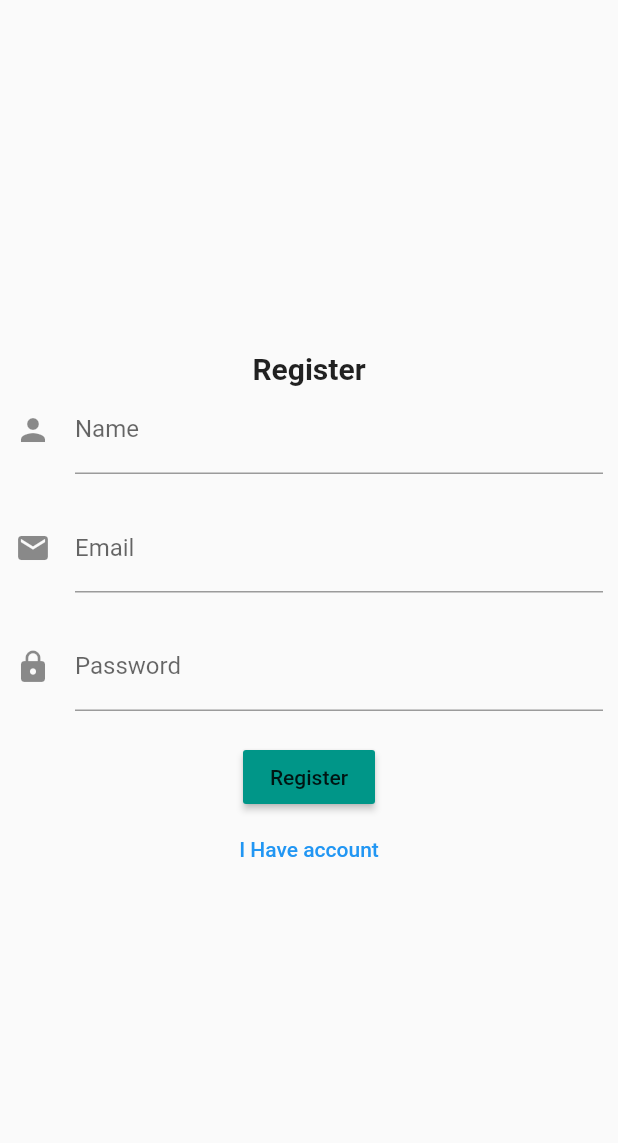
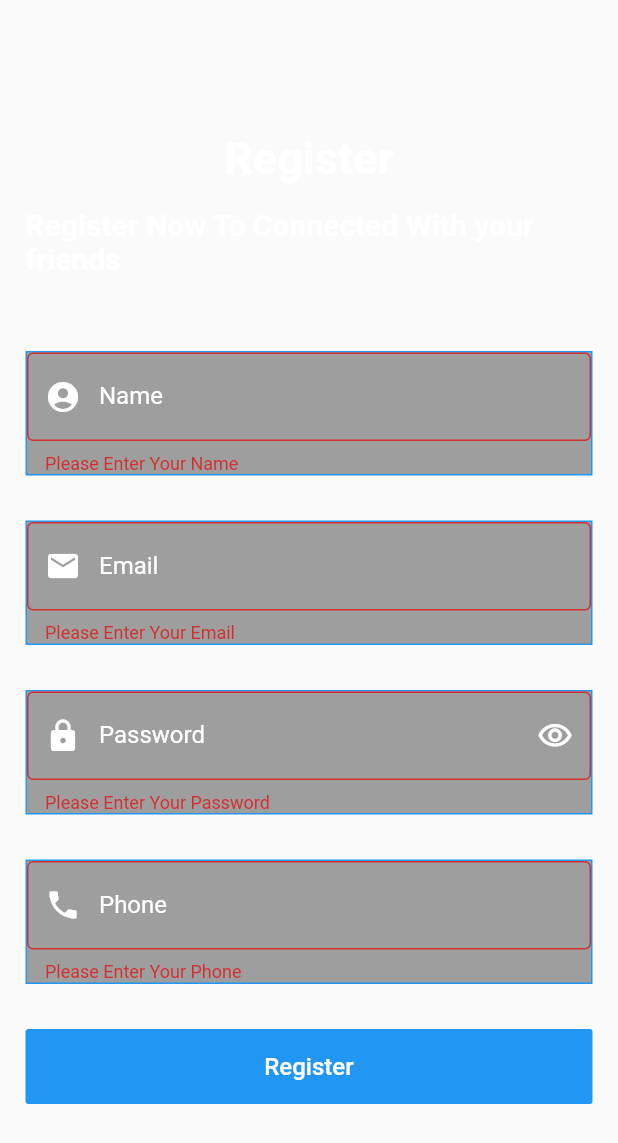
Before and after one commit to MohamedHussein21/firebase_session, a Flutter app: the screen it shows after launch, after a tap on "Register", on a phone screen of 412 x 824 dp. Shown: the top 1143 px of the screen. Run offline on Flutter 3.47's test engine with Material 2 defaults, Android fonts, the phone set to English and light mode, and no system bars; our stand-ins replace cloud_firestore, firebase_auth, firebase_core; accounts and stored records are empty.

```diff
--- /dev/null
+++ b/lib/componant.dart
@@ -0,0 +1,114 @@
+import 'package:flutter/material.dart';
+
+Widget defaultFormField({
+  required TextEditingController controller,
+  required TextInputType type,
+  ValueChanged? onSubmit,
+  ValueChanged? onChange,
+  GestureTapCallback? onTap,
+  bool isPassword = false,
+  required FormFieldValidator validate,
+  required String label,
+  required IconData prefix,
+  IconData? suffix,
+  VoidCallback? suffixPressed,
+  bool isClickable = true,
+}) =>
+    Container(
+      decoration: BoxDecoration(
+          color: Colors.grey, border: Border.all(color: Colors.blue)),
+      child: TextFormField(
+        style: TextStyle(color: Colors.white),
+        controller: controller,
+        keyboardType: type,
+        obscureText: isPassword,
+        enabled: isClickable,
+        onFieldSubmitted: onSubmit,
+        onChanged: onChange,
+        onTap: onTap,
+        validator: validate,
+        decoration: InputDecoration(
+          // contentPadding: EdgeInsets.symmetric(horizontal: 20),
+          labelText: label,
+          labelStyle: TextStyle(color: Colors.white),
+          prefixIcon: Icon(
+            prefix,
+            color: Colors.white,
+          ),
+          suffixIcon: suffix != null
+              ? IconButton(
+                  onPressed: suffixPressed,
+                  icon: Icon(
+                    suffix,
+                    color: Colors.white,
+                  ),
+                )
+              : null,
+          border: OutlineInputBorder(),
+        ),
+      ),
+    );
+
+void navigateTo(context, widget) => Navigator.push(
+      context,
+      MaterialPageRoute(
+        builder: (context) => widget,
+      ),
+    );
+
+
+
+void navigateAndFinish(
+  context,
+  widget,
+) =>
+    Navigator.pushAndRemoveUntil(
+      context,
+      MaterialPageRoute(
+        builder: (context) => widget,
+      ),
+      (route) {
+        return false;
+      },
+    );
+
+
+
+Widget defaultTextButton({
+  required VoidCallback function,
+  required String text,
+}) =>
+    TextButton(
+      onPressed: function,
+      child: Text(
+        text.toUpperCase(),style: TextStyle(color: Colors.teal),
+      ),
+    );
+
+Widget defaultButton({
+  double width = double.infinity,
+  Color background = Colors.blue,
+  bool isUpperCase = true,
+  double radius = 3.0,
+  required VoidCallback function,
+  required String text,
+}) =>
+    Container(
+      width: width,
+      height: 40.0,
+      child: MaterialButton(
+        onPressed: function,
+        child: Text(
+          isUpperCase ? text.toUpperCase() : text,
+          style: TextStyle(
+            color: Colors.white,
+          ),
+        ),
+      ),
+      decoration: BoxDecoration(
+        borderRadius: BorderRadius.circular(
+          radius,
+        ),
+        color: background,
+      ),
+    );
--- a/lib/home.dart
+++ b/lib/home.dart
@@ -1,5 +1,5 @@
 import 'package:firebase_auth/firebase_auth.dart';
-import 'package:firebase_session/login.dart';
+import 'package:firebase_session/register.dart';
 import 'package:flutter/material.dart';
 
 
@@ -19,7 +19,7 @@ class _HomeScreenState extends State<HomeScreen> {
 
     firebaseAuth.authStateChanges().listen((User? user) {
       if(user==null){
-        Navigator.push(context, MaterialPageRoute(builder: (context)=>LoginScreen()));
+        Navigator.pushReplacement(context, MaterialPageRoute(builder: (context)=> RegisterScreen()));
       }
       else {
       }
--- a/lib/login.dart
+++ /dev/null
@@ -1,98 +0,0 @@
-import 'package:firebase_auth/firebase_auth.dart';
-import 'package:firebase_session/register.dart';
-import 'package:flutter/material.dart';
-
-import 'home.dart';
-
-class LoginScreen extends StatefulWidget {
-  const LoginScreen({Key? key}) : super(key: key);
-
-  @override
-  State<LoginScreen> createState() => _LoginScreenState();
-}
-
-class _LoginScreenState extends State<LoginScreen> {
-  String? email, password;
-  FirebaseAuth firebaseAuth = FirebaseAuth.instance;
-
-  @override
-  Widget build(BuildContext context) {
-    return Scaffold(
-      body: Padding(
-        padding: const EdgeInsets.all(10.0),
-        child: Center(
-          child: Column(
-            mainAxisAlignment: MainAxisAlignment.center,
-            children: [
-              const Text(
-                ' Login ',
-                style: TextStyle(fontWeight: FontWeight.bold, fontSize: 20),
-              ),
-              TextFormField(
-                decoration: const InputDecoration(
-                  icon: Icon(Icons.email),
-                  labelText: 'Email ',
-                ),
-                onChanged: (value) {
-                  setState(() {
-                    email = value;
-                  });
-                },
-                validator: (String? value) {
-                  return (value != null && value.contains('@'))
-                      ? 'Do not use the @ char.'
-                      : null;
-                },
-              ),
-              const SizedBox(
-                height: 20,
-              ),
-              TextFormField(
-                decoration: const InputDecoration(
-                  icon: Icon(Icons.lock),
-                  labelText: 'Password ',
-                ),
-                onChanged: (value) {
-                  setState(() {
-                    password = value;
-                  });
-                },
-                validator: (String? value) {
-                  return (value != null) ? 'اكتب ياعم ياسورد' : null;
-                },
-              ),
-              const SizedBox(
-                height: 20,
-              ),
-              MaterialButton(
-                onPressed: () async {
-                  try {
-                    UserCredential credential =
-                        await firebaseAuth.signInWithEmailAndPassword(
-                            email: email!, password: password!);
-                    Navigator.pushReplacement(context, MaterialPageRoute(builder: (context)=>HomeScreen()));
-
-                  } on FirebaseAuthException catch (e) {
-                    if (e.code == 'invalid-email') {
-                      //snackbar
-                    }
-                  }
-                },
-                color: Colors.teal,
-                child: const Text('Login'),
-              ),
-              TextButton(
-                  onPressed: () {
-                    Navigator.push(
-                        context,
-                        MaterialPageRoute(
-                            builder: (context) => const RegisterScreen()));
-                  },
-                  child: const Text('Register '))
-            ],
-          ),
-        ),
-      ),
-    );
-  }
-}
--- a/lib/main.dart
+++ b/lib/main.dart
@@ -1,10 +1,14 @@
 import 'package:firebase_core/firebase_core.dart';
 import 'package:firebase_session/home.dart';
+import 'package:firebase_session/provider.dart';
 import 'package:flutter/material.dart';
+import 'package:provider/provider.dart';
 
-void main() async{
-  WidgetsFlutterBinding.ensureInitialized(); //is used to interact with the Flutter engine
-  await Firebase.initializeApp(); // needs to call native code to initialize Firebase
+void main() async {
+  WidgetsFlutterBinding
+      .ensureInitialized(); //is used to interact with the Flutter engine
+  await Firebase
+      .initializeApp(); // needs to call native code to initialize Firebase
   runApp(const MyApp());
 }
 
@@ -19,7 +23,9 @@ class MyApp extends StatelessWidget {
       theme: ThemeData(
         primarySwatch: Colors.blue,
       ),
-      home: const HomeScreen(),
+      home: ChangeNotifierProvider(
+        create: (context)=>MyProvider(),
+          child: const HomeScreen()),
     );
   }
 }
--- /dev/null
+++ b/lib/provider.dart
@@ -0,0 +1,51 @@
+import 'package:cloud_firestore/cloud_firestore.dart';
+import 'package:firebase_auth/firebase_auth.dart';
+import 'package:firebase_session/users_model.dart';
+import 'package:flutter/material.dart';
+
+class MyProvider with ChangeNotifier {
+  void userRegister({
+    required String name,
+    required String email,
+    required String password,
+  }) {
+    FirebaseAuth.instance
+        .createUserWithEmailAndPassword(email: email, password: password)
+        .then((value) {
+      print('Error');
+      createUser(
+          name: name, email: email, password: password, uId: value.user!.uid);
+    }).catchError((error) {});
+    notifyListeners();
+  }
+
+  void createUser({
+    required String name,
+    required String email,
+    required String password,
+    required String uId,
+  }) {
+    print('create Erro');
+    UserModel userModel = UserModel(
+      name: name,
+      email: email,
+      password: password,
+      uId: uId,
+    );
+    FirebaseFirestore.instance
+        .collection('users')
+        .doc(uId)
+        .set(userModel.toMap());
+  }
+
+  bool isShowPass = true;
+
+  IconData suffix = Icons.visibility_outlined;
+
+  void changePassVisibility() {
+    isShowPass = !isShowPass;
+    suffix =
+        isShowPass ? Icons.visibility_off_outlined : Icons.visibility_outlined;
+    notifyListeners();
+  }
+}
--- a/lib/register.dart
+++ b/lib/register.dart
@@ -1,112 +1,168 @@
-import 'package:firebase_auth/firebase_auth.dart';
+
 import 'package:firebase_session/home.dart';
-import 'package:firebase_session/login.dart';
+import 'package:firebase_session/provider.dart';
 import 'package:flutter/material.dart';
+import 'package:provider/provider.dart';
 
-class RegisterScreen extends StatefulWidget {
-  const RegisterScreen({Key? key}) : super(key: key);
+import 'componant.dart';
 
-  @override
-  State<RegisterScreen> createState() => _RegisterScreenState();
-}
-
-class _RegisterScreenState extends State<RegisterScreen> {
-  String? name, email, password;
-  FirebaseAuth firebaseAuth = FirebaseAuth.instance;
+class RegisterScreen extends StatelessWidget {
+  var formKey = GlobalKey<FormState>();
+  var nameController = TextEditingController();
+  var emailController = TextEditingController();
+  var phoneController = TextEditingController();
+  var passwordController = TextEditingController();
 
   @override
   Widget build(BuildContext context) {
+          return ChangeNotifierProvider<MyProvider>(
+            create: (context)=> MyProvider(),
+            builder: (context,_){
               return Scaffold(
-      body: Padding(
-        padding: const EdgeInsets.all(10.0),
-        child: Center(
+                body: Center(
+                  child: SingleChildScrollView(
+                    child: Padding(
+                      padding: const EdgeInsets.all(17.0),
+                      child: Form(
+                        key: formKey,
                         child: Column(
-            mainAxisAlignment: MainAxisAlignment.center,
                           children: [
-              const Text(
-                ' Register ',
-                style: TextStyle(fontWeight: FontWeight.bold, fontSize: 20),
+                            Center(
+                              child: Column(
+                                children: [
+                                  Text('Register',
+                                      style: TextStyle(
+                                          fontSize: 30,
+                                          fontWeight: FontWeight.bold,
+                                          color: Colors.white
+                                      )),
+                                  SizedBox(height: 15,),
+                                  Text(
+                                      'Register Now To Connected With your friends',
+                                      style: TextStyle(
+                                          fontSize: 20,
+                                          fontWeight: FontWeight.bold,
+                                          color: Colors.white
+                                      )),
+
+                                ],
                               ),
-              TextFormField(
-                decoration: const InputDecoration(
-                  icon: Icon(Icons.person),
-                  labelText: 'Name ',
                             ),
-                onChanged: (value) {
-                  setState(() {
-                    name = value;
-                  });
+                            SizedBox(
+                              height: 50,
+                            ),
+                            defaultFormField(
+                              controller: nameController,
+                              type: TextInputType.text,
+                              validate: (value) {
+                                if (value.isEmpty) {
+                                  return 'Please Enter Your Name';
+                                }
+                                return null;
                               },
-                validator: (String? value) {
-                  return (value != null) ? 'اكتب اسمك ياحجوج' : null;
+                              label: 'Name',
+                              prefix: Icons.account_circle,
+                            ),
+                            SizedBox(
+                              height: 30,
+                            ),
+                            defaultFormField(
+                              controller: emailController,
+                              type: TextInputType.emailAddress,
+                              validate: (value) {
+                                if (value.isEmpty) {
+                                  return 'Please Enter Your Email';
+                                }
+                                return null;
                               },
+                              label: 'Email',
+                              prefix: Icons.email,
                             ),
+                            SizedBox(
+                              height: 30,
+                            ),
+                            defaultFormField(
+                                controller: passwordController,
+                                type: TextInputType.text,
+                                validate: (value) {
+                                  if (value.isEmpty) {
+                                    return 'Please Enter Your Password';
+                                  }
+                                  return null;
+                                },
+                                label: 'Password',
+                                prefix: Icons.lock,
+                                isPassword: Provider.of<MyProvider>(context).isShowPass,
+                                suffix: Provider
+                                    .of<MyProvider>(context)
+                                    .suffix,
+                                onSubmit: (value) {},
+                                suffixPressed: () {
+                                  Provider.of<MyProvider>(context,listen: false)
+                                      .changePassVisibility();
+                                }
+                            ),
+                            SizedBox(
+                              height: 30,
+                            ),
+                            defaultFormField(
+                              controller: phoneController,
+                              type: TextInputType.phone,
+                              validate: (value) {
+                                if (value.isEmpty) {
+                                  return 'Please Enter Your Phone';
+                                }
+                                return null;
+                              },
+                              label: 'Phone',
+                              prefix: Icons.phone,
+                            ),
+
+
+
+
                             const SizedBox(
-                height: 20,
+                              height: 30,
                             ),
-              TextFormField(
-                decoration: const InputDecoration(
-                  icon: Icon(Icons.email),
-                  labelText: 'Email ',
+
+                            MaterialButton(
+                              elevation: 0,
+                              minWidth: double.maxFinite,
+                              height: 50,
+                              onPressed: () {
+                                if (formKey.currentState!.validate()) {
+                                  Provider.of<MyProvider>(context,listen: false)
+                                      .userRegister
+                                    (name: nameController.text,
+                                    email: emailController.text,
+                                    password: passwordController.text,);
+                                  Navigator.of(context).push(MaterialPageRoute(builder: (context)=>HomeScreen()));
+
+                                }
+
+                              },
+                              color: Colors.blue,
+                              child: const Text('Register',
+                                  style: TextStyle(
+                                      color: Colors.white, fontSize: 16)),
+                              textColor: Colors.white,
                             ),
-                onChanged: (value) {
-                  setState(() {
-                    email = value;
-                  });
-                },
-                validator: (String? value) {
-                  return (value != null && value.contains('@'))
-                      ? 'Do not use the @ char.'
-                      : null;
-                },
-              ),
-              const SizedBox(
-                height: 20,
-              ),
-              TextFormField(
-                decoration: const InputDecoration(
-                  icon: Icon(Icons.lock),
-                  labelText: 'Password ',
-                ),
-                onChanged: (value) {
-                  setState(() {
-                    password = value;
-                  });
-                },
-                validator: (String? value) {
-                  return (value != null) ? 'اكتب ياعم ياسورد' : null;
-                },
-              ),
-              const SizedBox(
-                height: 20,
-              ),
-              MaterialButton(
-                onPressed: () async {
-                  try {
-                    UserCredential credential =
-                        await firebaseAuth.createUserWithEmailAndPassword(
-                            email: email!, password: password!);
-                    Navigator.pushReplacement(context, MaterialPageRoute(builder: (context)=>HomeScreen()));
-                  } on FirebaseAuthException catch (erorr) {
-                    if (erorr.code == 'email-already-in-use') {
-                      //snackbar
-                    }
-                    if (erorr.code == 'invalid-email') {}
-                  }
-                },
-                color: Colors.teal,
-                child: const Text('Register'),
-              ),
-              TextButton(
-                  onPressed: () {
-                    Navigator.push(context,
-                        MaterialPageRoute(builder: (context) => LoginScreen()));
-                  },
-                  child: const Text('I Have account'))
+
+
+
+
                           ],
                         ),
                       ),
                     ),
+                  ),
+                ),
               );
+            },
+
+          );
+
+
+
   }
 }
--- /dev/null
+++ b/lib/users_model.dart
@@ -0,0 +1,26 @@
+class UserModel {
+  String? name;
+  String? email;
+  String? password;
+  String? uId;
+
+  UserModel({ this.uId,  this.name,  this.email,  this.password});
+
+  factory UserModel.fromJson (Map<String,dynamic> json){
+    return UserModel(
+      uId: json['uid'],
+      name: json['name'],
+      email: json['email'],
+      password: json['password'],
+    );
+  }
+
+  Map<String,dynamic> toMap () {
+    return {
+      'name' : name,
+      'uId' : uId,
+      'email' : email,
+      'password' : password,
+    };
+  }
+}
--- a/pubspec.yaml
+++ b/pubspec.yaml
@@ -36,6 +36,8 @@ dependencies:
   cupertino_icons: ^1.0.2
   firebase_core: ^1.20.0
   firebase_auth: ^3.6.2
+  provider: ^6.0.3
+  cloud_firestore: ^3.4.6
 
 dev_dependencies:
   flutter_test:
```
Also changed, not shown: pubspec.lock, 1 other file. Lines whose indentation alone changed are shown as unchanged.
